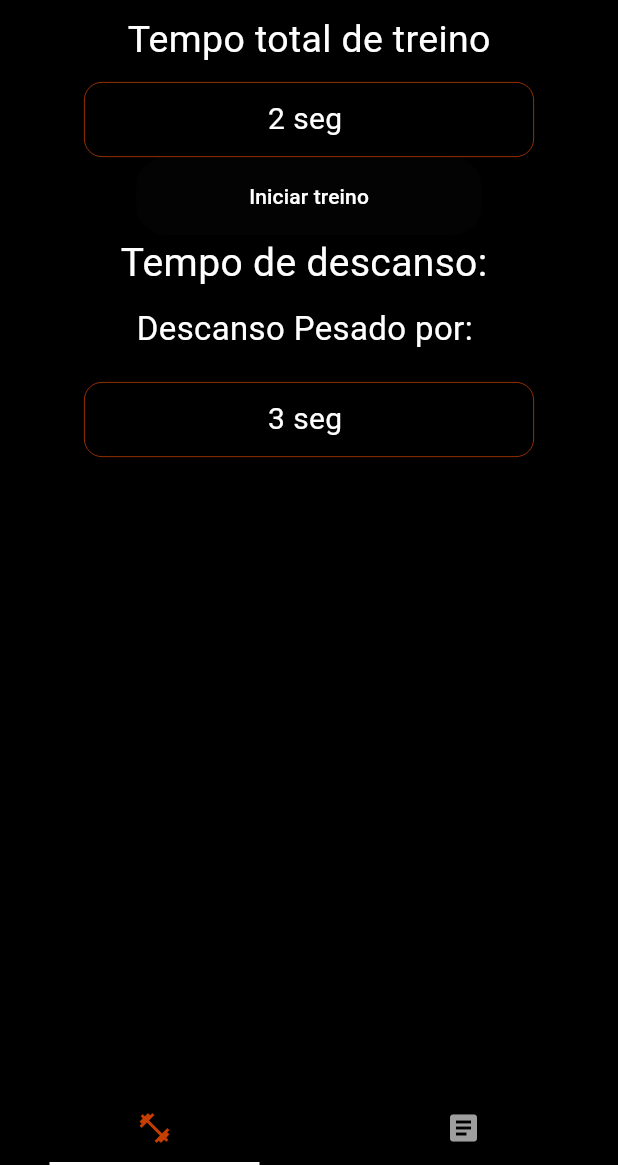
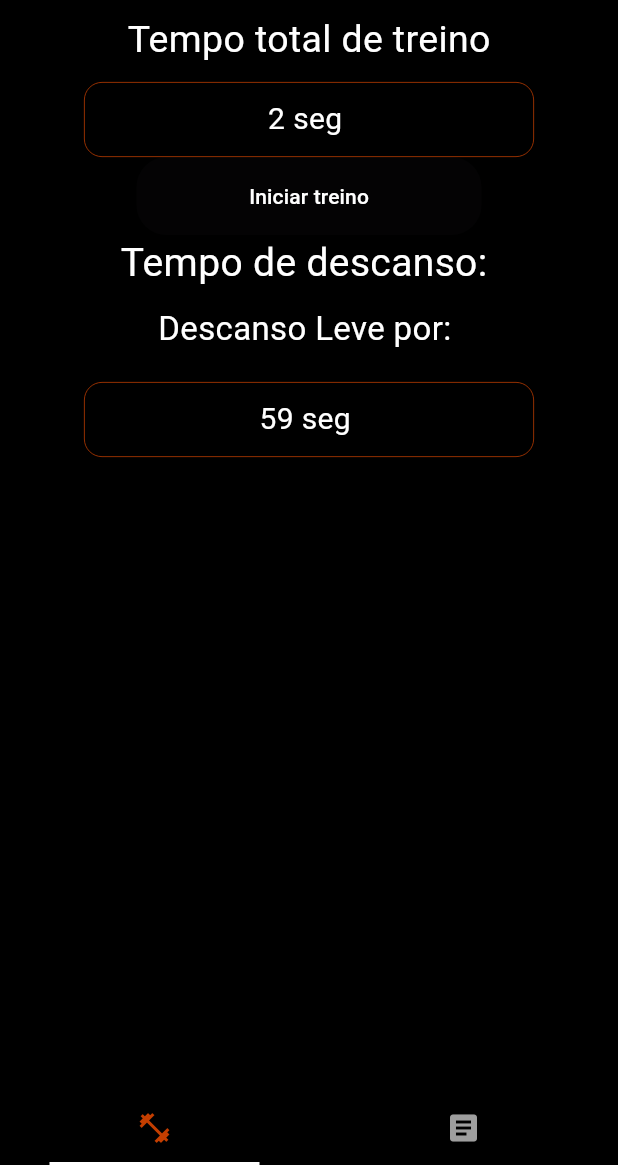
Before and after one commit to igorcalves/Gym_count, a Flutter app: the screen it shows after launch, after a tap on "Iniciar treino", after a tap on "Descanso leve 60s", on a phone screen of 412 x 824 dp, the part 71-1236 px from its top. Run offline on Flutter 3.47's test engine with Material 3 defaults, Android fonts, the light colour scheme and no system bars; our stand-ins replace audioplayers.

Commit message:
fix time

```diff
--- a/lib/main.dart
+++ b/lib/main.dart
@@ -70,7 +70,7 @@ class _MyHomePageState extends State<MyHomePage> {
     setState(() {
       _isResting = true;
       _durationToRest = durationOfRest;
-      _restType = durationOfRest == 40
+      _restType = durationOfRest == 60
           ? 'Leve'
           : durationOfRest == 90
               ? 'Médio'
@@ -232,7 +232,7 @@ class _MyHomePageState extends State<MyHomePage> {
             children: [
               if (isStarted && !_isResting) ...[
                 const SizedBox(height: 90),
-                StyledButton("Descanso leve 60s", () => calculateRestTime(4),
+                StyledButton("Descanso leve 60s", () => calculateRestTime(60),
                     _isResting),
                 const SizedBox(height: 20),
                 StyledButton("Descanso Médio 1m 30s",
```
